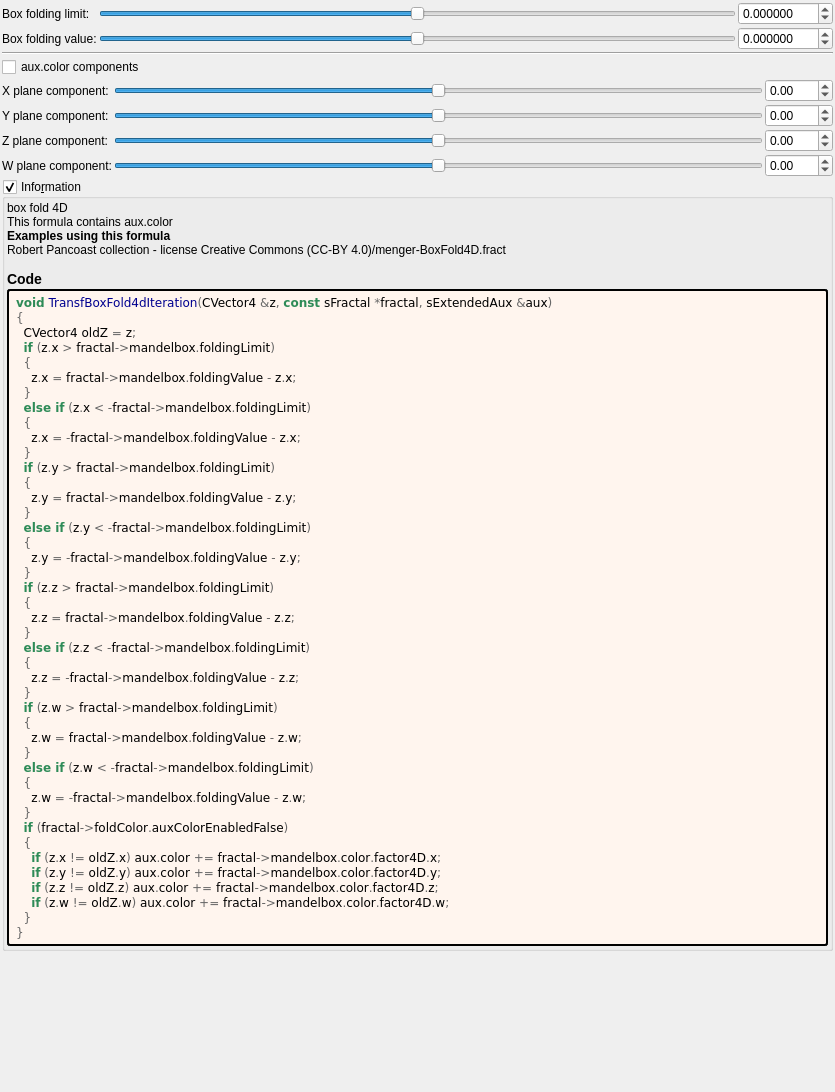
Qt form mandelbulber2/formula/ui/fractal_transf_box_fold4d.ui (buddhi1980/mandelbulber2) before a commit.
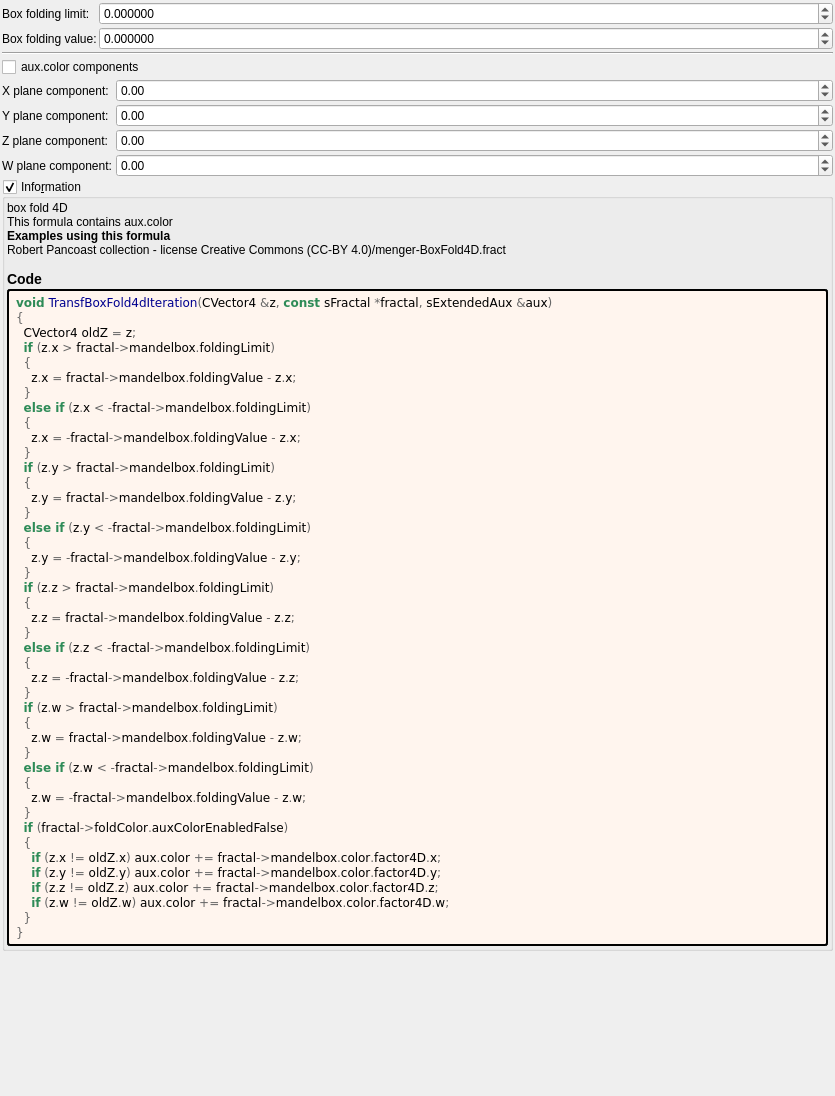
The same form after that commit. Custom widgets are drawn as their Qt base class.

Commit message: Cleaned up 18 UIs for fractal transforms

Patch:
```diff
--- a/mandelbulber2/formula/ui/fractal_transf_box_fold4d.ui
+++ b/mandelbulber2/formula/ui/fractal_transf_box_fold4d.ui
@@ -7,7 +7,7 @@
     <x>0</x>
     <y>0</y>
     <width>835</width>
-    <height>1092</height>
+    <height>1096</height>
    </rect>
   </property>
   <property name="windowTitle">
@@ -30,12 +30,19 @@
     <number>2</number>
    </property>
    <item>
-    <layout class="QGridLayout" name="gridLayout_12">
+    <layout class="QGridLayout" name="gridLayout_12" columnstretch="0,1">
      <property name="spacing">
       <number>2</number>
      </property>
-     <item row="0" column="2">
-      <widget class="MyDoubleSpinBox" name="spinbox_mandelbox_folding_limit">
+     <item row="0" column="0">
+      <widget class="QLabel" name="label_47">
+       <property name="text">
+        <string>Box folding limit:</string>
+       </property>
+      </widget>
+     </item>
+     <item row="1" column="1">
+      <widget class="MyDoubleSpinBox" name="spinbox_mandelbox_folding_value">
        <property name="sizePolicy">
         <sizepolicy hsizetype="Minimum" vsizetype="Maximum">
          <horstretch>0</horstretch>
@@ -69,82 +76,31 @@
        </property>
       </widget>
      </item>
-     <item row="1" column="2">
-      <widget class="MyDoubleSpinBox" name="spinbox_mandelbox_folding_value">
-       <property name="sizePolicy">
-        <sizepolicy hsizetype="Minimum" vsizetype="Maximum">
-         <horstretch>0</horstretch>
-         <verstretch>0</verstretch>
-        </sizepolicy>
-       </property>
-       <property name="prefix">
-        <string/>
-       </property>
-       <property name="suffix">
-        <string/>
-       </property>
-       <property name="decimals">
-        <number>6</number>
-       </property>
-       <property name="minimum">
-        <double>-100.000000000000000</double>
-       </property>
-       <property name="maximum">
-        <double>100.000000000000000</double>
-       </property>
-       <property name="singleStep">
-        <double>0.100000000000000</double>
-       </property>
-      </widget>
-     </item>
-     <item row="1" column="1">
-      <widget class="QSlider" name="slider_mandelbox_folding_value">
-       <property name="sizePolicy">
-        <sizepolicy hsizetype="Expanding" vsizetype="Maximum">
-         <horstretch>0</horstretch>
-         <verstretch>0</verstretch>
-        </sizepolicy>
-       </property>
-       <property name="minimum">
-        <number>-10000000</number>
-       </property>
-       <property name="maximum">
-        <number>10000000</number>
-       </property>
-       <property name="singleStep">
-        <number>1</number>
-       </property>
-       <property name="orientation">
-        <enum>Qt::Horizontal</enum>
-       </property>
-      </widget>
-     </item>
      <item row="0" column="1">
-      <widget class="QSlider" name="slider_mandelbox_folding_limit">
+      <widget class="MyDoubleSpinBox" name="spinbox_mandelbox_folding_limit">
        <property name="sizePolicy">
-        <sizepolicy hsizetype="Expanding" vsizetype="Maximum">
+        <sizepolicy hsizetype="Minimum" vsizetype="Maximum">
          <horstretch>0</horstretch>
          <verstretch>0</verstretch>
         </sizepolicy>
        </property>
+       <property name="prefix">
+        <string/>
+       </property>
+       <property name="suffix">
+        <string/>
+       </property>
+       <property name="decimals">
+        <number>6</number>
+       </property>
        <property name="minimum">
-        <number>-10000000</number>
+        <double>-100.000000000000000</double>
        </property>
        <property name="maximum">
-        <number>10000000</number>
+        <double>100.000000000000000</double>
        </property>
        <property name="singleStep">
-        <number>1</number>
-       </property>
-       <property name="orientation">
-        <enum>Qt::Horizontal</enum>
-       </property>
-      </widget>
-     </item>
-     <item row="0" column="0">
-      <widget class="QLabel" name="label_47">
-       <property name="text">
-        <string>Box folding limit:</string>
+        <double>0.100000000000000</double>
        </property>
       </widget>
      </item>
@@ -158,7 +114,7 @@
     </widget>
    </item>
    <item>
-    <layout class="QGridLayout" name="gridLayout_4">
+    <layout class="QGridLayout" name="gridLayout_4" columnstretch="0,0,1">
      <property name="spacing">
       <number>2</number>
      </property>
@@ -190,50 +146,6 @@
        </property>
       </widget>
      </item>
-     <item row="2" column="1">
-      <widget class="QSlider" name="slider4_mandelbox_color_4D_x">
-       <property name="sizePolicy">
-        <sizepolicy hsizetype="Expanding" vsizetype="Maximum">
-         <horstretch>0</horstretch>
-         <verstretch>0</verstretch>
-        </sizepolicy>
-       </property>
-       <property name="minimum">
-        <number>-500</number>
-       </property>
-       <property name="maximum">
-        <number>500</number>
-       </property>
-       <property name="singleStep">
-        <number>1</number>
-       </property>
-       <property name="orientation">
-        <enum>Qt::Horizontal</enum>
-       </property>
-      </widget>
-     </item>
-     <item row="3" column="1">
-      <widget class="QSlider" name="slider4_mandelbox_color_4D_y">
-       <property name="sizePolicy">
-        <sizepolicy hsizetype="Expanding" vsizetype="Maximum">
-         <horstretch>0</horstretch>
-         <verstretch>0</verstretch>
-        </sizepolicy>
-       </property>
-       <property name="minimum">
-        <number>-500</number>
-       </property>
-       <property name="maximum">
-        <number>500</number>
-       </property>
-       <property name="singleStep">
-        <number>1</number>
-       </property>
-       <property name="orientation">
-        <enum>Qt::Horizontal</enum>
-       </property>
-      </widget>
-     </item>
      <item row="5" column="2">
       <widget class="MyDoubleSpinBox" name="spinbox4_mandelbox_color_4D_w">
        <property name="sizePolicy">
@@ -262,28 +174,6 @@
        </property>
       </widget>
      </item>
-     <item row="5" column="1">
-      <widget class="QSlider" name="slider4_mandelbox_color_4D_w">
-       <property name="sizePolicy">
-        <sizepolicy hsizetype="Expanding" vsizetype="Maximum">
-         <horstretch>0</horstretch>
-         <verstretch>0</verstretch>
-        </sizepolicy>
-       </property>
-       <property name="minimum">
-        <number>-500</number>
-       </property>
-       <property name="maximum">
-        <number>500</number>
-       </property>
-       <property name="singleStep">
-        <number>1</number>
-       </property>
-       <property name="orientation">
-        <enum>Qt::Horizontal</enum>
-       </property>
-      </widget>
-     </item>
      <item row="5" column="0">
       <widget class="QLabel" name="label_30">
        <property name="text">
@@ -291,28 +181,6 @@
        </property>
       </widget>
      </item>
-     <item row="4" column="1">
-      <widget class="QSlider" name="slider4_mandelbox_color_4D_z">
-       <property name="sizePolicy">
-        <sizepolicy hsizetype="Expanding" vsizetype="Maximum">
-         <horstretch>0</horstretch>
-         <verstretch>0</verstretch>
-        </sizepolicy>
-       </property>
-       <property name="minimum">
-        <number>-500</number>
-       </property>
-       <property name="maximum">
-        <number>500</number>
-       </property>
-       <property name="singleStep">
-        <number>1</number>
-       </property>
-       <property name="orientation">
-        <enum>Qt::Horizontal</enum>
-       </property>
-      </widget>
-     </item>
      <item row="3" column="2">
       <widget class="MyDoubleSpinBox" name="spinbox4_mandelbox_color_4D_y">
        <property name="sizePolicy">
@@ -390,7 +258,7 @@
        </property>
       </widget>
      </item>
-     <item row="1" column="0" colspan="2">
+     <item row="1" column="0" colspan="3">
       <widget class="QCheckBox" name="checkBox_fold_color_aux_color_enabled_false">
        <property name="text">
         <string notr="true">aux.color components</string>
@@ -527,17 +395,17 @@
   </layout>
  </widget>
  <customwidgets>
+  <customwidget>
+   <class>MyDoubleSpinBox</class>
+   <extends>QDoubleSpinBox</extends>
+   <header>my_double_spin_box.h</header>
+  </customwidget>
   <customwidget>
    <class>MyGroupBox</class>
    <extends>QGroupBox</extends>
    <header>my_group_box.h</header>
    <container>1</container>
   </customwidget>
-  <customwidget>
-   <class>MyDoubleSpinBox</class>
-   <extends>QDoubleSpinBox</extends>
-   <header>my_double_spin_box.h</header>
-  </customwidget>
  </customwidgets>
  <tabstops>
   <tabstop>slider_mandelbox_folding_limit</tabstop>
```
Left out of the diff: 4 changed lines with no effect on the pictures. The commit also changes 19 other files.
